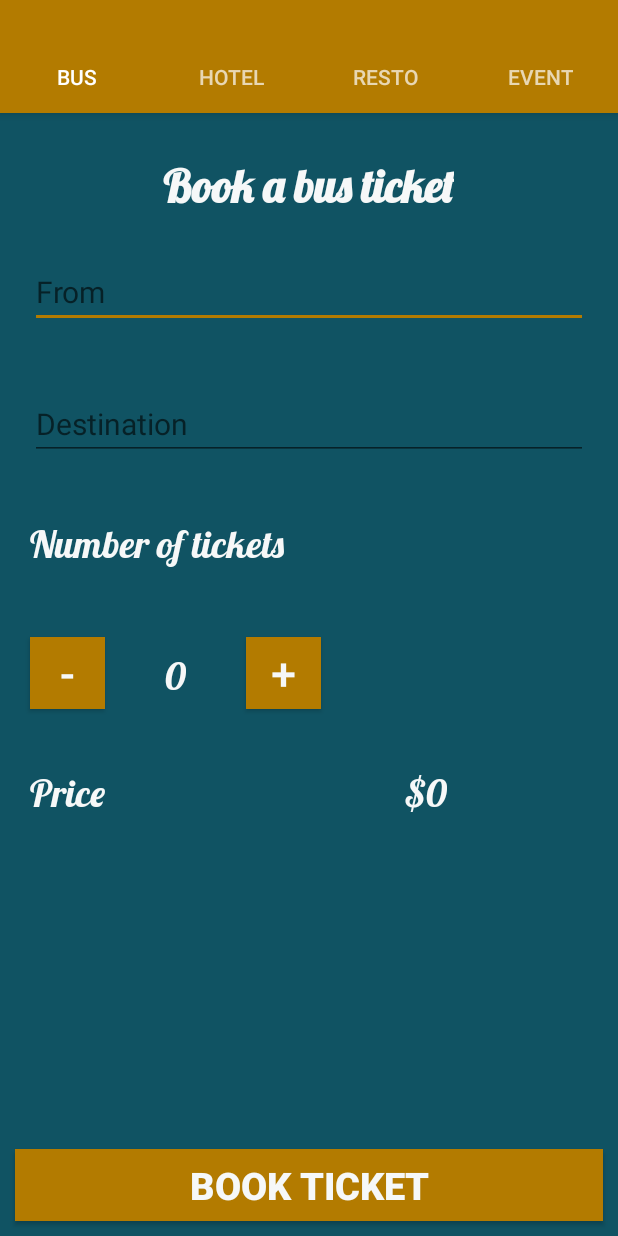
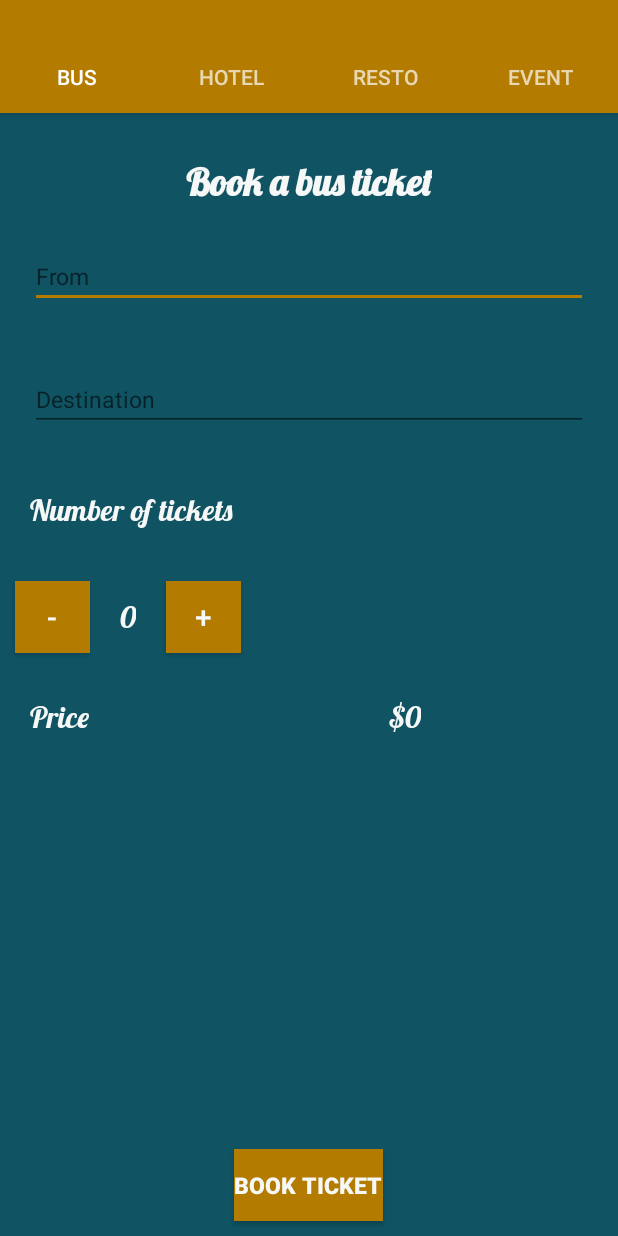
Before and after one commit to ktscates/eBooking, an Android app: the screen it shows after launch (OptionActivity), on a phone screen of 412 x 824 dp. Run offline under Robolectric (Android 15) with nearby library versions, the phone set to English and light mode, and no system bars.

Commit message:
Change files

```diff
--- a/app/src/main/res/layout/bus_activity.xml
+++ b/app/src/main/res/layout/bus_activity.xml
@@ -15,7 +15,7 @@
         android:layout_marginTop="30dp"
         android:text="Book a bus ticket"
         android:textColor="@color/colorTextIcons"
-        android:textSize="30sp"
+        android:textSize="25sp"
         android:textStyle="bold"
         app:fontFamily="@font/lobster" />
 
@@ -27,7 +27,7 @@
         android:layout_margin="20dp"
         android:hint="From"
         android:textColor="@color/colorTextIcons"
-        android:textSize="20sp" />
+        android:textSize="15sp" />
 
     <EditText
         android:id="@+id/destination_edit_view"
@@ -37,7 +37,7 @@
         android:layout_margin="20dp"
         android:hint="Destination"
         android:textColor="@color/colorTextIcons"
-        android:textSize="20sp" />
+        android:textSize="15sp" />
 
     <TextView
         android:id="@+id/tickets_text_view"
@@ -52,7 +52,7 @@
         android:layout_marginBottom="20dp"
         android:text="Number of tickets"
         android:textColor="@color/colorTextIcons"
-        android:textSize="25sp"
+        android:textSize="20sp"
         app:fontFamily="@font/lobster" />
 
     <LinearLayout
@@ -66,33 +66,33 @@
             android:id="@+id/minus_button"
             android:layout_width="50dp"
             android:layout_height="wrap_content"
-            android:layout_margin="20dp"
+            android:layout_margin="10dp"
             android:background="@color/colorAccent"
             android:onClick="decrement"
             android:text="-"
             android:textColor="@color/colorTextIcons"
-            android:textSize="30sp" />
+            android:textSize="20sp" />
 
         <TextView
             android:id="@+id/numberOfTickets_text_view"
             android:layout_width="wrap_content"
             android:layout_height="wrap_content"
-            android:layout_margin="20dp"
+            android:layout_margin="10dp"
             android:text="0"
             android:textColor="@color/colorTextIcons"
-            android:textSize="25sp"
+            android:textSize="20sp"
             app:fontFamily="@font/lobster" />
 
         <Button
             android:id="@+id/plus_button"
             android:layout_width="50dp"
             android:layout_height="wrap_content"
-            android:layout_margin="20dp"
+            android:layout_margin="10dp"
             android:background="@color/colorAccent"
             android:onClick="increment"
             android:text="+"
             android:textColor="@color/colorTextIcons"
-            android:textSize="30sp" />
+            android:textSize="20sp" />
 
     </LinearLayout>
 
@@ -106,7 +106,7 @@
         android:layout_marginRight="100dp"
         android:text="Price"
         android:textColor="@color/colorTextIcons"
-        android:textSize="25sp"
+        android:textSize="20sp"
         app:fontFamily="@font/lobster" />
 
     <TextView
@@ -119,19 +119,20 @@
         android:layout_toRightOf="@id/price"
         android:text="$0"
         android:textColor="@color/colorTextIcons"
-        android:textSize="25sp"
+        android:textSize="20sp"
         app:fontFamily="@font/lobster" />
 
     <Button
-        android:layout_width="match_parent"
+        android:layout_width="wrap_content"
         android:layout_height="wrap_content"
         android:layout_alignParentBottom="true"
+        android:layout_centerHorizontal="true"
         android:layout_margin="10dp"
         android:background="@color/colorAccent"
         android:onClick="bookBus"
         android:text="Book Ticket"
         android:textColor="@color/colorTextIcons"
-        android:textSize="25sp"
+        android:textSize="15sp"
         android:textStyle="bold" />
 
 </RelativeLayout>
--- a/app/src/main/res/values-w820dp/dimens.xml
+++ b/app/src/main/res/values-w820dp/dimens.xml
@@ -2,5 +2,5 @@
     <!-- Example customization of dimensions originally defined in res/values/dimens.xml
          (such as screen margins) for screens with more than 820dp of available width. This
          would include 7" and 10" devices in landscape (~960dp and ~1280dp respectively). -->
-    <dimen name="activity_horizontal_margin">64dp</dimen>
+    <dimen name="activity_horizontal_margin">4dp</dimen>
 </resources>
```
Also changed, not shown: app/src/main/res/layout/fragment_option.xml (+2 -5 lines), app/src/main/res/values/dimens.xml (+5 -5 lines).
